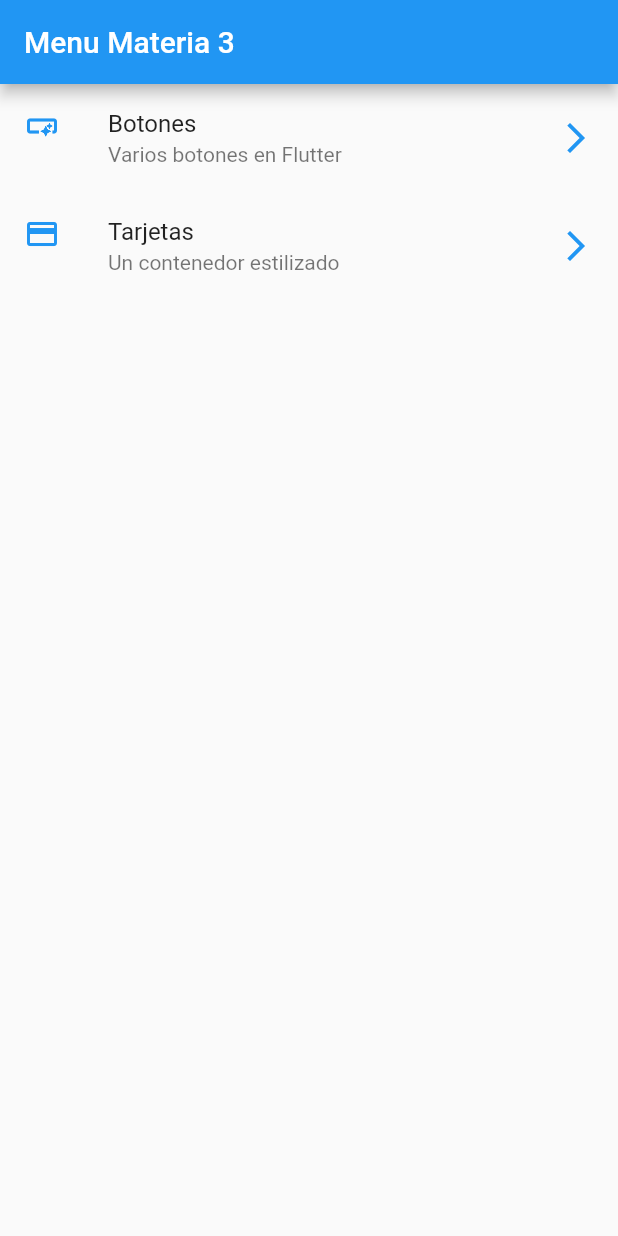
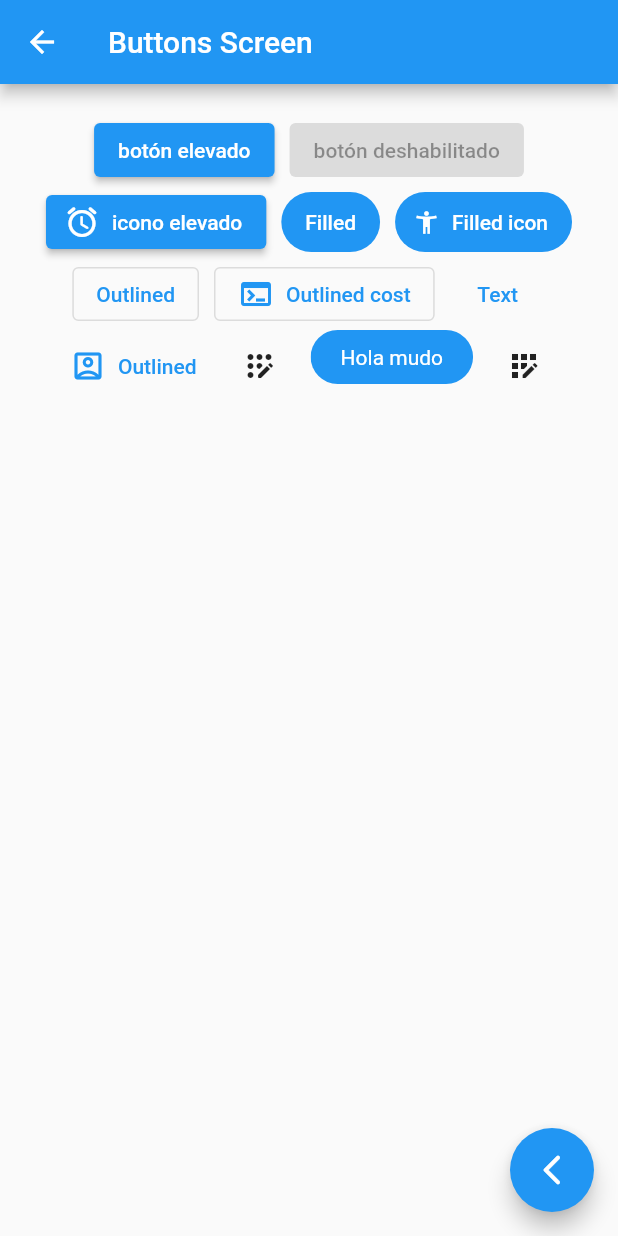
Before and after one commit to MAUMAU101/halloween, a Flutter app: the screen it shows after launch, after a tap on "Botones", on a phone screen of 412 x 824 dp. Run offline on Flutter 3.47's test engine with Material 2 defaults, Android fonts, the phone set to English and light mode, and no system bars; our stand-ins replace go_router.

Commit message:
buttons & router added

```diff
--- a/lib/config/menu/menu_items.dart
+++ b/lib/config/menu/menu_items.dart
@@ -1,31 +1,31 @@
 import 'package:flutter/material.dart';
 
 class MenuItem {
+  final String screenName;
   final String title;
   final String subTitle;
   final String link;
   final IconData icon;
-  const MenuItem({
-    required this.title,
+
+  const MenuItem(
+      {required this.title,
       required this.subTitle,
       required this.link,
       required this.icon,
-  });
+      required this.screenName});
 }
 
-
-
-const appMenuItems = <MenuItem>[
-  MenuItem(
+List<MenuItem> appMenuItems = <MenuItem>[
+  const MenuItem(
       title: 'Botones',
       subTitle: 'Varios botones en Flutter',
       link: '/buttons',
       icon: Icons.smart_button_outlined,
-  ),
-  MenuItem(
+      screenName: 'button_screen'),
+  const MenuItem(
       title: 'Tarjetas',
-    subTitle: 'Un contenedor estilizado',
-    link: '/card',
+      subTitle: 'un contenedor estilizado',
+      link: '/cards',
       icon: Icons.credit_card,
-  ),
+      screenName: 'card_screen'),
 ];
--- /dev/null
+++ b/lib/config/router/app_router.dart
@@ -0,0 +1,28 @@
+import 'package:flutter/material.dart';
+import 'package:go_router/go_router.dart';
+import 'package:triki_triki2/presentation/screens/buttons/ButtonsScreen%20.dart';
+import 'package:triki_triki2/presentation/screens/cards/cards_screen.dart';
+import 'package:triki_triki2/presentation/screens/home_screen.dart';
+
+
+final GoRouter appRouter = GoRouter(
+  routes: <RouteBase>[
+    GoRoute(
+      path: '/',
+      name:HomeScreen.screenName,
+      builder: (BuildContext context, GoRouterState state) => const HomeScreen(),
+    ),
+    GoRoute(
+      path: '/buttons',
+      name:ButtonsScreen.screenName,
+      builder: (BuildContext context, GoRouterState state) =>
+          const ButtonsScreen(),
+    ),
+    GoRoute(
+      path: '/cards',
+      name: CardsScreen.screenName,
+      builder: (BuildContext context, GoRouterState state) =>
+          const CardsScreen(),
+    ),
+  ],
+);
--- a/lib/main.dart
+++ b/lib/main.dart
@@ -1,6 +1,6 @@
 import 'package:flutter/material.dart';
+import 'package:triki_triki2/config/router/app_router.dart';
 import 'package:triki_triki2/config/theme/app_theme.dart';
-import 'package:triki_triki2/presentation/screens/home_screen.dart';
 
 void main() {
   runApp(const MyApp());
@@ -12,10 +12,11 @@ class MyApp extends StatelessWidget {
 
   @override
   Widget build(BuildContext context) {
-    return MaterialApp(
+    return MaterialApp.router(
       debugShowCheckedModeBanner: false,
       theme: AppTheme(selectedColor: 4).theme(),
-      home: const HomeScreen(),
+     // home: const HomeScreen(),
+      routerConfig: appRouter,
     );
   }
 }
--- /dev/null
+++ b/lib/presentation/screens/buttons/ButtonsScreen .dart
@@ -0,0 +1,77 @@
+import 'package:flutter/material.dart';
+import 'package:go_router/go_router.dart';
+import 'package:triki_triki2/presentation/widgets/button.dart';
+
+class ButtonsScreen extends StatelessWidget {
+  static const String screenName = 'button_screen';
+  const ButtonsScreen({super.key});
+
+  @override
+  Widget build(BuildContext context) {
+    return Scaffold(
+      appBar: AppBar(
+        title: const Text('Buttons Screen'),
+      ),
+      body: const _ButtonsView(),
+      floatingActionButton: FloatingActionButton(
+          onPressed: () {
+            context.pop();
+          },
+          child: const Icon(Icons.arrow_back_ios_new_rounded)),
+    );
+  }
+}
+
+class _ButtonsView extends StatelessWidget {
+  const _ButtonsView();
+
+  @override
+  Widget build(BuildContext context) {
+    final colors = Theme.of(context).colorScheme;
+    return SizedBox(
+        width: double.infinity,
+        child: Padding(
+          padding: const EdgeInsets.symmetric(horizontal: 10, vertical: 20),
+          child: Wrap(
+            spacing: 10,
+            alignment: WrapAlignment.center,
+            children: [
+              ElevatedButton(
+                  onPressed: () {}, child: const Text('botón elevado')),
+              const ElevatedButton(
+                  onPressed: null, child: Text('botón deshabilitado')),
+              ElevatedButton.icon(
+                  onPressed: () {},
+                  icon: const Icon(Icons.access_alarm_rounded),
+                  label: const Text('icono elevado')),
+              FilledButton(onPressed: () {}, child: const Text('Filled')),
+              FilledButton.icon(
+                  onPressed: () {},
+                  icon: const Icon(Icons.accessibility_new),
+                  label: const Text('Filled icon')),
+              OutlinedButton(onPressed: () {}, child: const Text('Outlined')),
+              OutlinedButton.icon(
+                  onPressed: () {},
+                  icon: const Icon(Icons.terminal),
+                  label: const Text('Outlined cost')),
+              TextButton(onPressed: () {}, child: const Text('Text')),
+              TextButton.icon(
+                  onPressed: () {},
+                  icon: const Icon(Icons.account_box_outlined),
+                  label: const Text('Outlined')),
+              IconButton(
+                  onPressed: () {},
+                  icon: const Icon(Icons.app_registration_rounded)),
+              const button(),
+              IconButton(
+                onPressed: () {},
+                icon: const Icon(Icons.app_registration_outlined),
+                style: ButtonStyle(
+                    backgroundColor: MaterialStatePropertyAll(colors.primary),
+                    iconColor: const MaterialStatePropertyAll(Colors.white)),
+              ),
+            ],
+          ),
+        ));
+  }
+}
--- /dev/null
+++ b/lib/presentation/screens/cards/cards_screen.dart
@@ -0,0 +1,16 @@
+import 'package:flutter/material.dart';
+
+class CardsScreen extends StatelessWidget {
+  static const String screenName = 'card_screen';
+  const CardsScreen({super.key});
+
+  @override
+  Widget build(BuildContext context) {
+    return Scaffold(
+      appBar: AppBar(
+        title: const Text('Cards Screen'),
+      ),
+      body: const Placeholder(),
+    );
+  }
+}
--- a/lib/presentation/screens/home_screen.dart
+++ b/lib/presentation/screens/home_screen.dart
@@ -1,42 +1,52 @@
 import 'package:flutter/material.dart';
+import 'package:go_router/go_router.dart';
 import 'package:triki_triki2/config/menu/menu_items.dart';
 
+
+
 class HomeScreen extends StatelessWidget {
+  static const String screenName = 'home_screen';
   const HomeScreen({super.key});
 
   @override
   Widget build(BuildContext context) {
     return Scaffold(
       appBar: AppBar(
-        title: const Text('Menu Materia 3'),
+        title: const Text('Menu de Materia 3'),
       ),
-      body: const _HomeView(),
-    );
-  }
-}
-
-class _HomeView extends StatelessWidget {
-  const _HomeView();
-
-  @override
-  Widget build(BuildContext context) {
-    return ListView.builder(
-      itemCount: appMenuItems.length,
-      itemBuilder: menuList,
+      body: ListView.builder(
+          itemCount: appMenuItems.length, itemBuilder: menuList),
     );
   }
 
   Widget menuList(BuildContext context, int index) {
     final menuItem = appMenuItems[index];
+    return _CustomListTitle(menuItem: menuItem);
+  }
+}
+
+class _CustomListTitle extends StatelessWidget {
+  const _CustomListTitle({
+    required this.menuItem,
+  });
+
+  final MenuItem menuItem;
+
+
+  @override
+  Widget build(BuildContext context) {
     final colors = Theme.of(context).colorScheme;
-final color = Theme.of(context).colorScheme;
-    return ListTile(
+
+return ListTile(
       leading: Icon(menuItem.icon, color: colors.primary),
-      trailing: Icon(Icons.arrow_forward_ios_outlined, color: colors.primary),
+      trailing: Icon(Icons.arrow_forward_ios_rounded, color: colors.primary),
       title: Text(menuItem.title),
       subtitle: Text(menuItem.subTitle),
-      onTap: () {},
+      onTap: () {
+        //context.go(menuItem.link);
+        //context.push(menuItem.link);
+        context.pushNamed(menuItem.screenName);
+      },
     );
   }
-
 }
--- /dev/null
+++ b/lib/presentation/screens/screens.dart
@@ -0,0 +1,5 @@
+export 'package:triki_triki2/presentation/screens/cards/cards_screen.dart';
+
+export  'package:triki_triki2/presentation/screens/buttons/ButtonsScreen%20.dart';
+
+export 'package:triki_triki2/presentation/screens/home_screen.dart';
--- a/lib/presentation/widgets/button.dart
+++ b/lib/presentation/widgets/button.dart
@@ -0,0 +1,27 @@
+import 'package:flutter/material.dart';
+
+class button extends StatelessWidget {
+  const button({super.key});
+
+  @override
+  Widget build(BuildContext context) {
+    final colors = Theme.of(context).colorScheme;
+    return ClipRRect(
+      borderRadius: BorderRadius.circular(20),
+      child: Material(
+        // color: Colors.blue,
+        color: colors.primary,
+        child: InkWell(
+          onTap: () {},
+          child: const Padding(
+            padding: EdgeInsets.symmetric(horizontal: 20, vertical: 10),
+            child: Text(
+              'Hola mudo',
+              style: TextStyle(color: Colors.white),
+            ),
+          ),
+        ),
+      ),
+    );
+  }
+}
--- a/pubspec.yaml
+++ b/pubspec.yaml
@@ -35,6 +35,7 @@ dependencies:
   # The following adds the Cupertino Icons font to your application.
   # Use with the CupertinoIcons class for iOS style icons.
   cupertino_icons: ^1.0.2
+  go_router: ^12.0.1
 
 dev_dependencies:
   flutter_test:
```
Also changed, not shown: pubspec.lock, 1 other file. Lines whose indentation alone changed are shown as unchanged.
